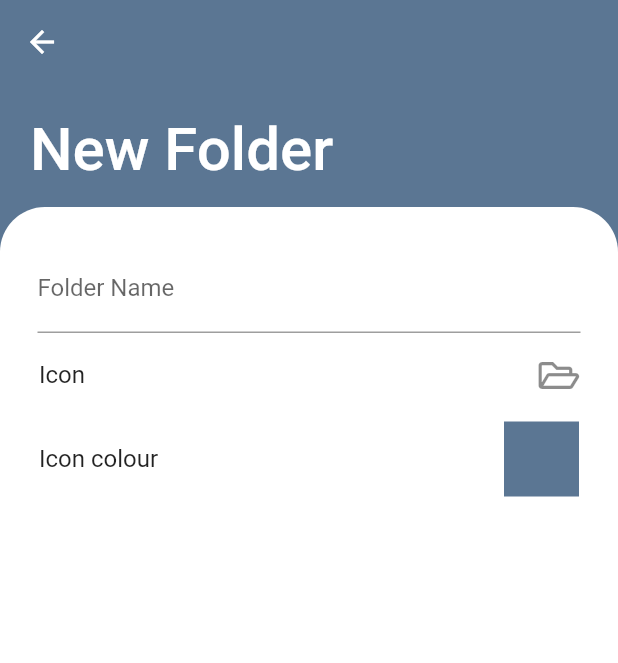
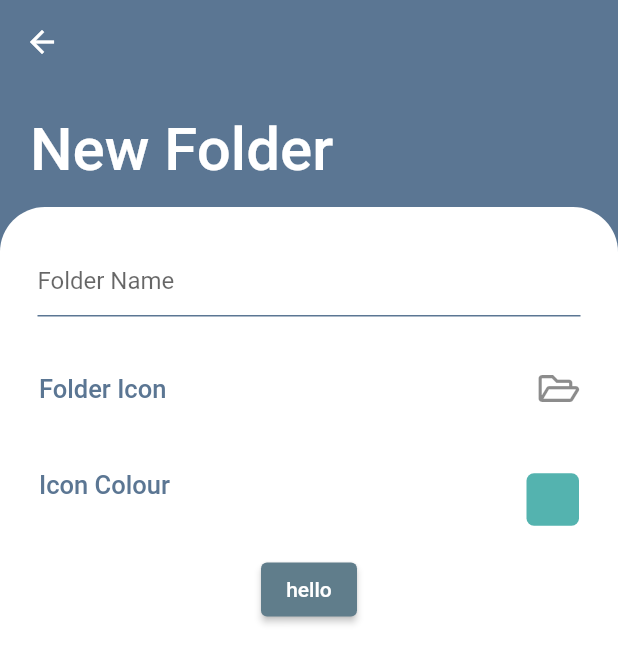
Before and after one commit to gerald-tetteh/todo-app-flutter, a Flutter app: the CreateFolder screen opened by its route, on a phone screen of 412 x 824 dp. Shown: the top 663 px of the screen. Run offline on Flutter 3.47's test engine with Material 2 defaults, Android fonts, the phone set to English and light mode, and no system bars; our stand-ins replace font_awesome_flutter, hive, hive_flutter; missing offline and left inert: flex_color_picker, flutter_iconpicker; accounts and stored records are empty; statements that could not run were skipped.

Commit message:
add new folder form && icon and color picker

```diff
--- a/lib/main.dart
+++ b/lib/main.dart
@@ -61,6 +61,11 @@ class MyApp extends StatelessWidget {
             fontSize: 40,
             fontWeight: FontWeight.w500,
           ),
+          headline2: TextStyle(
+            color: ColorUtils.blueGrey,
+            fontWeight: FontWeight.w500,
+            fontSize: 17,
+          ),
         ),
       ),
       home: const Home(),
--- a/lib/pages/create_folder.dart
+++ b/lib/pages/create_folder.dart
@@ -5,13 +5,14 @@
 */
 import 'package:flex_color_picker/flex_color_picker.dart';
 import 'package:flutter/material.dart';
+import 'package:flutter_iconpicker/flutter_iconpicker.dart';
 import 'package:font_awesome_flutter/font_awesome_flutter.dart';
 
 import '../widgets/backgound_stack_with_anim.dart';
 import '../utils/color_utils.dart';
 
 class CreateFolder extends StatefulWidget {
-  CreateFolder({
+  const CreateFolder({
     Key? key,
     required this.transitionAnimation,
   }) : super(key: key);
@@ -24,12 +25,7 @@ class CreateFolder extends StatefulWidget {
 }
 
 class _CreateFolderState extends State<CreateFolder> {
-  final headingTween = Tween<Offset>(
-    begin: const Offset(-1, 0),
-    end: const Offset(0, 0),
-  );
-
-  var _selectedColor = ColorUtils.blueGrey;
+  var _selectedColor = ColorUtils.lightGreen;
   var _selectedIcon = FontAwesomeIcons.folderOpen;
   var _folderName = "";
 
@@ -37,7 +33,7 @@ class _CreateFolderState extends State<CreateFolder> {
 
   Future<bool> showColorPickerDialog() async {
     return ColorPicker(
-      onColorChanged: (color) {},
+      onColorChanged: (color) => setState(() => _selectedColor = color),
       color: _selectedColor,
       width: 40,
       height: 40,
@@ -56,6 +52,16 @@ class _CreateFolderState extends State<CreateFolder> {
         ColorPickerType.wheel: false,
       },
     ).showPickerDialog(context);
+  }
+
+  Future<void> showIconPickerDialog() async {
+    final icon = await FlutterIconPicker.showIconPicker(
+      context,
+      iconPackMode: IconPack.fontAwesomeIcons,
+    );
+    if (icon != null) {
+      setState(() => _selectedIcon = icon);
+    }
   }
 
   @override
@@ -81,7 +87,6 @@ class _CreateFolderState extends State<CreateFolder> {
           children: [
             AnimatedHeadingText(
               transitionAnimation: widget.transitionAnimation,
-              headingTween: headingTween,
               theme: theme,
             ),
             Expanded(
@@ -115,23 +120,69 @@ class _CreateFolderState extends State<CreateFolder> {
                               child: TextFormField(
                                 controller: nameController,
                                 decoration: const InputDecoration(
-                                  border: UnderlineInputBorder(),
-                                  label: Text("Folder Name"),
+                                  border: UnderlineInputBorder(
+                                    borderSide: BorderSide(
+                                      color: ColorUtils.blueGrey,
+                                    ),
+                                  ),
+                                  enabledBorder: UnderlineInputBorder(
+                                    borderSide: BorderSide(
+                                      color: ColorUtils.blueGrey,
+                                    ),
+                                  ),
+                                  hintText: "Folder Name",
                                 ),
                               ),
                             ),
                             ListTile(
-                              title: const Text("Icon"),
+                              contentPadding: const EdgeInsets.only(
+                                top: 20,
+                                left: 16,
+                                right: 16,
+                              ),
+                              onTap: showIconPickerDialog,
+                              title: Text(
+                                "Folder Icon",
+                                style: theme.textTheme.headline2,
+                              ),
                               trailing: FaIcon(_selectedIcon),
                             ),
+                            // Padding(
+                            //   padding: const EdgeInsets.symmetric(
+                            //     horizontal: 15,
+                            //   ),
+                            //   child: Divider(
+                            //     height: 0,
+                            //     thickness: 1,
+                            //     color: ColorUtils.blueGrey.withAlpha(150),
+                            //   ),
+                            // ),
                             ListTile(
+                              contentPadding: const EdgeInsets.only(
+                                top: 10,
+                                left: 16,
+                                right: 16,
+                              ),
                               onTap: showColorPickerDialog,
-                              title: const Text("Icon colour"),
+                              title: Text(
+                                "Icon Colour",
+                                style: theme.textTheme.headline2,
+                              ),
+                              subtitle: Text(
+                                ColorTools.nameThatColor(_selectedColor),
+                              ),
                               trailing: Container(
-                                height: 50,
-                                width: 50,
-                                color: _selectedColor,
+                                height: 35,
+                                width: 35,
+                                decoration: BoxDecoration(
+                                  color: _selectedColor,
+                                  borderRadius: BorderRadius.circular(5),
+                                ),
                               ),
+                            ),
+                            ElevatedButton(
+                              onPressed: () {},
+                              child: Text("hello"),
                             ),
                           ],
                         ),
@@ -149,24 +200,27 @@ class _CreateFolderState extends State<CreateFolder> {
 }
 
 class AnimatedHeadingText extends StatelessWidget {
-  const AnimatedHeadingText({
+  AnimatedHeadingText({
     Key? key,
     required this.transitionAnimation,
-    required this.headingTween,
     required this.theme,
   }) : super(key: key);
 
   final Animation<double> transitionAnimation;
-  final Tween<Offset> headingTween;
   final ThemeData theme;
+
+  final headingTween = Tween<double>(
+    begin: 0,
+    end: 1,
+  );
 
   @override
   Widget build(BuildContext context) {
     return AnimatedBuilder(
       animation: transitionAnimation,
       builder: (context, child) {
-        return SlideTransition(
-          position: transitionAnimation.drive(headingTween),
+        return FadeTransition(
+          opacity: transitionAnimation.drive(headingTween),
           child: child,
         );
       },
```
